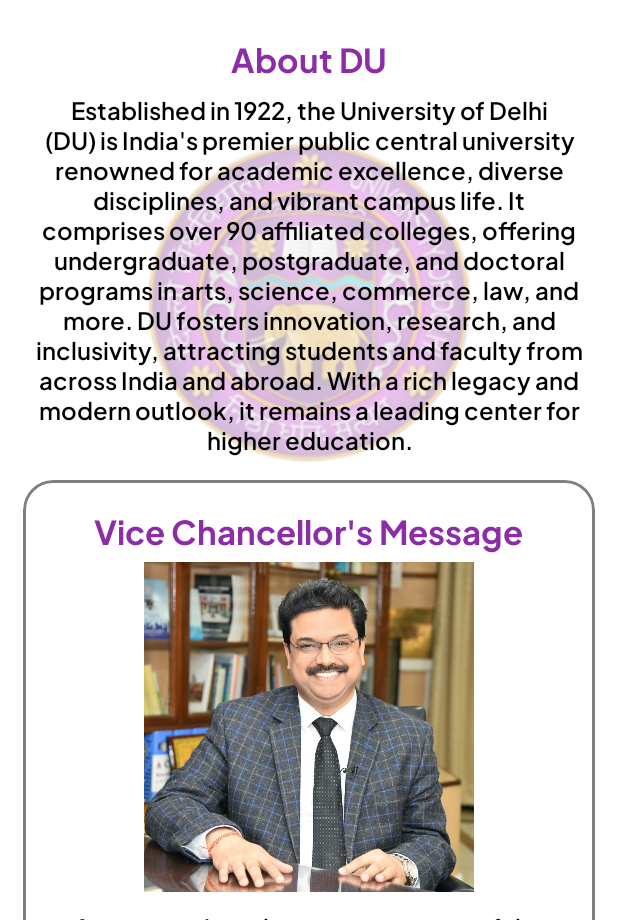
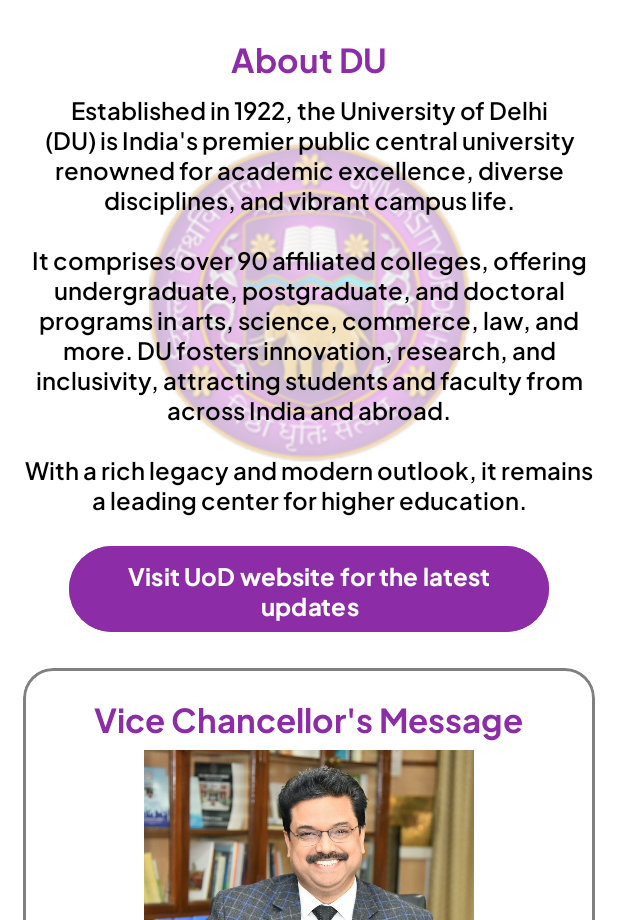
Before and after one commit to PriyanshuYadav08/Main_DU_App_VCIS, an Android app: the screen it shows after launch (MainActivity), on a phone screen of 412 x 824 dp, the part 316-1236 px from its top. Run offline under Robolectric (Android 15) with nearby library versions, the phone set to English and light mode, and no system bars.

Commit message:
UI Pages updated...

```diff
--- a/app/src/main/java/com/example/mainduappvcis/MainActivity.kt
+++ b/app/src/main/java/com/example/mainduappvcis/MainActivity.kt
@@ -43,11 +43,6 @@ class MainActivity : AppCompatActivity() {
                 startActivity(intent)
                 true
             }
-            R.id.option2 -> {
-                val intent = Intent(this, UniversityAnnouncementsActivity::class.java)
-                startActivity(intent)
-                true
-            }
             R.id.option5 -> {
                 val intent = Intent(this, CareerInternshipActivity::class.java)
                 startActivity(intent)
--- a/app/src/main/res/layout/activity_main.xml
+++ b/app/src/main/res/layout/activity_main.xml
@@ -89,9 +89,19 @@
                 android:fontFamily="@font/pjs_semi_bold"
                 android:paddingStart="15dp"
                 android:paddingEnd="15dp"
-                android:text="Established in 1922, the University of Delhi (DU) is India's premier public central university renowned for academic excellence, diverse disciplines, and vibrant campus life. It comprises over 90 affiliated colleges, offering undergraduate, postgraduate, and doctoral programs in arts, science, commerce, law, and more. DU fosters innovation, research, and inclusivity, attracting students and faculty from across India and abroad. With a rich legacy and modern outlook, it remains a leading center for higher education."
+                android:text="Established in 1922, the University of Delhi (DU) is India's premier public central university renowned for academic excellence, diverse disciplines, and vibrant campus life.\n\nIt comprises over 90 affiliated colleges, offering undergraduate, postgraduate, and doctoral programs in arts, science, commerce, law, and more. DU fosters innovation, research, and inclusivity, attracting students and faculty from across India and abroad.\n\nWith a rich legacy and modern outlook, it remains a leading center for higher education."
                 android:textAlignment="center"
                 android:textColor="@color/black"
+                android:textSize="16sp" />
+            <Button
+                android:id="@+id/visit_website_main_btn"
+                android:layout_width="wrap_content"
+                android:layout_height="wrap_content"
+                android:fontFamily="@font/pjs_bold"
+                android:layout_marginBottom="20dp"
+                android:backgroundTint="@color/DU_purple"
+                android:text="Visit UoD website for the latest updates"
+                android:textColor="@color/white"
                 android:textSize="16sp" />
 
 <!--VC MESSAGE SECTION-->
--- a/app/src/main/res/layout/activity_scholarship_financial_aid.xml
+++ b/app/src/main/res/layout/activity_scholarship_financial_aid.xml
@@ -3,6 +3,7 @@
     xmlns:app="http://schemas.android.com/apk/res-auto"
     xmlns:tools="http://schemas.android.com/tools"
     android:id="@+id/main"
+    android:background="@color/white"
     android:layout_width="match_parent"
     android:layout_height="match_parent"
     tools:context=".ScholarshipFinancialAidActivity">
--- a/app/src/main/res/layout/activity_university_announcements.xml
+++ b/app/src/main/res/layout/activity_university_announcements.xml
@@ -3,6 +3,7 @@
     xmlns:app="http://schemas.android.com/apk/res-auto"
     xmlns:tools="http://schemas.android.com/tools"
     android:id="@+id/main"
+    android:background="@color/white"
     android:layout_width="match_parent"
     android:layout_height="match_parent"
     tools:context=".UniversityAnnouncementsActivity">
--- a/app/src/main/res/menu/header_menu.xml
+++ b/app/src/main/res/menu/header_menu.xml
@@ -3,9 +3,6 @@
     <item
         android:id="@+id/option1"
         android:title="Student Dashboard"/>
-    <item
-        android:id="@+id/option2"
-        android:title="University Announcements" />
     <item
         android:id="@+id/option5"
         android:title="Career and Internship Portal"/>
```
